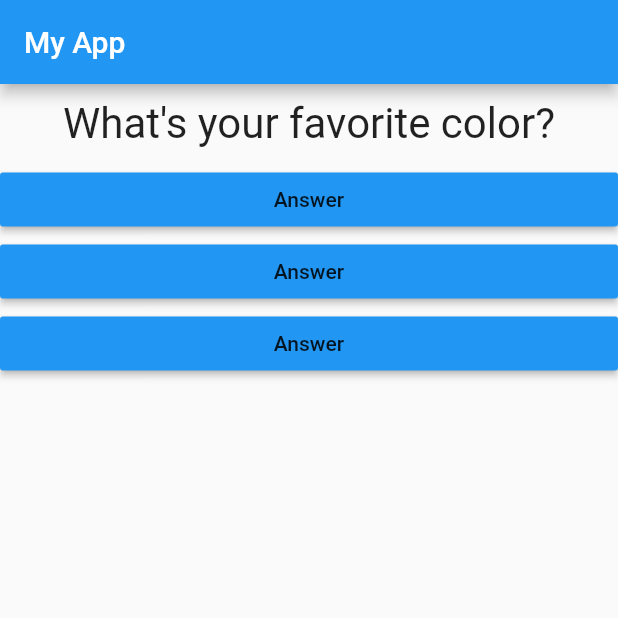
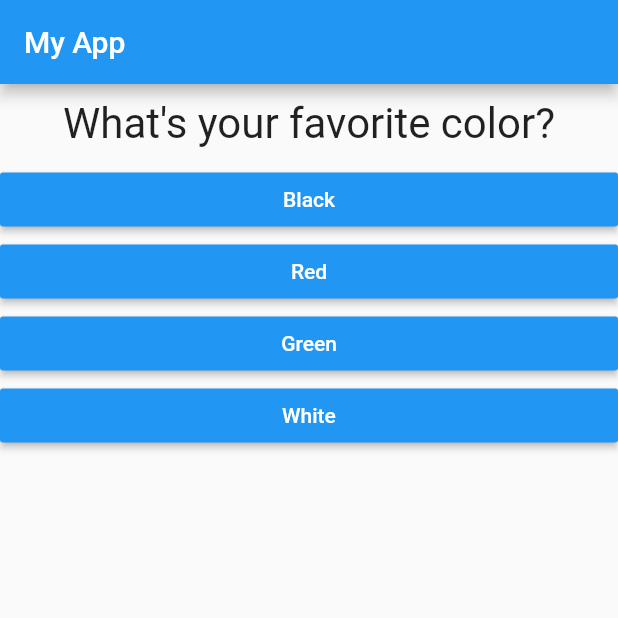
Before and after one commit to Bissmer/QuizApp, a Flutter app: the screen it shows after launch, on a phone screen of 412 x 824 dp, the top half of it. Run offline on Flutter 3.47's test engine with Material 2 defaults, Android fonts, the phone set to English and light mode, and no system bars.

Commit message:
Added ternary if/else for questions Remaped list into widgets list

```diff
--- a/lib/answer.dart
+++ b/lib/answer.dart
@@ -3,14 +3,16 @@ import 'package:flutter/material.dart';
 
 class Answer extends StatelessWidget{
   final Function selectHandler;
-  Answer(this.selectHandler);
+  final String answerText;
+  Answer(this.selectHandler, this.answerText );
   @override
   Widget build(BuildContext context) {
     return Container(
       width: double.infinity,
       child: RaisedButton (
         color: Colors.blue,
-        child: Text("Answer"),
+        textColor: Colors.white ,
+        child: Text(answerText),
         onPressed: selectHandler,
       ) ,
     );
--- a/lib/main.dart
+++ b/lib/main.dart
@@ -13,37 +13,49 @@ class MyApp extends StatefulWidget {
 }
 
 class _MyAppState extends State<MyApp> {
+  final questions = const [
+    {
+      'questionText': 'What\'s your favorite color?',
+      'answers': ['Black', 'Red', 'Green', 'White'],
+    },
+    {
+      'questionText': 'What\'s your favorite kind of game?',
+      'answers': ['Shooters', 'RPG', 'Strategy', 'Platformer'],
+    },
+    {
+      'questionText': 'What\'s your favorite soap opera?',
+      'answers': ['Friends', 'Scrubs', 'Lost', 'Other'],
+    },
+  ];
   //made a private class
   var _questionIndex = 0;
 
   void answerQuestion() {
     setState(() {
-      for (_questionIndex = 0; _questionIndex < 2; _questionIndex++);
+      _questionIndex = _questionIndex+1;
     });
+    if (_questionIndex < questions.length){
+      print("We have more questions");
+    }
     print(_questionIndex);
   }
 
   @override
   Widget build(BuildContext context) {
-    var questions = [
-      'What\'s your favorite color?',
-      'What\'s your favorite game?',
-      'What\'s your favorite soap opera?',
-    ];
     return MaterialApp(
       home: Scaffold(
         appBar: AppBar(
           title: Text("My App"),
         ),
-        body: Column(
+        body: _questionIndex < questions.length ? Column(
           children: [
-            Question(
-                questions[_questionIndex]),
-            Answer(answerQuestion),
-            Answer(answerQuestion),
-            Answer(answerQuestion),
+            Question(questions[_questionIndex]['questionText']),
+            ...(questions[_questionIndex]['answers'] as List<String>)
+                .map((answer) {
+              return Answer(answerQuestion, answer);
+            }).toList()
           ],
-        ),
+        ) : Center(child: Text("You did it!"),) ,
       ),
     );
   }
```
